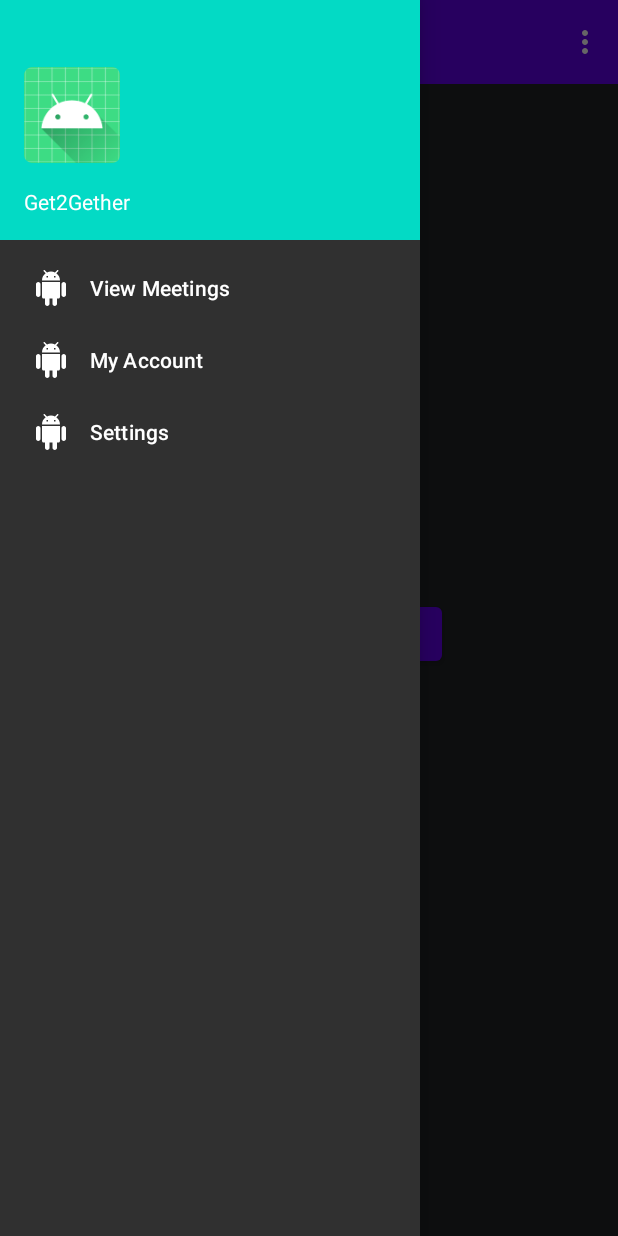
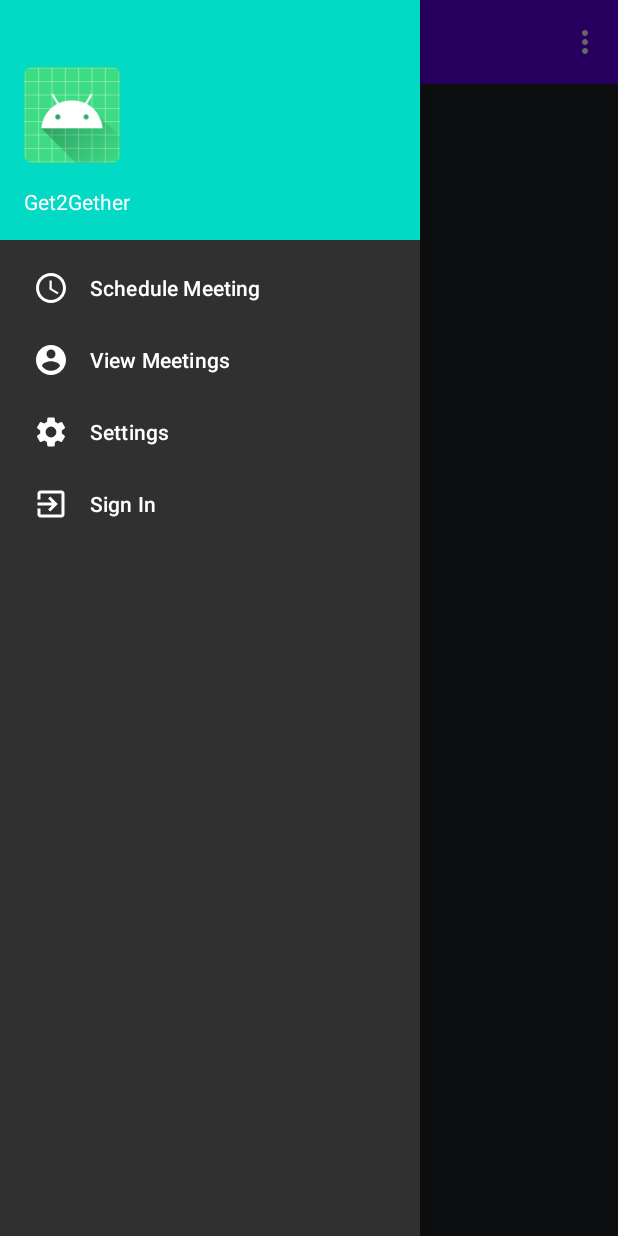
Before and after one commit to grey-codes/Get2Gether, an Android app: the screen it shows after launch (MainActivity), with the side drawer open, on a phone screen of 412 x 824 dp. Run offline under Robolectric (Android 15) with nearby library versions, the phone set to English and light mode, and no system bars; 2 statements that could not run were skipped.

Commit message:
home page overhaul

```diff
--- a/app/src/main/java/com/get2gether/HomeFragment.java
+++ b/app/src/main/java/com/get2gether/HomeFragment.java
@@ -51,15 +51,18 @@ public class HomeFragment extends Fragment {
                         .navigate(R.id.goToMakeMeeting);
             }
         });
+
         updateLoginUI();
     }
 
     private void updateLoginUI() {
         if (parentActivity.googleAccount == null) {
             welcomeText.setVisibility(View.INVISIBLE);
+            goToSecondFrag.setVisibility(View.INVISIBLE);
             loginButton.setVisibility(View.VISIBLE);
         } else {
             welcomeText.setVisibility(View.VISIBLE);
+            goToSecondFrag.setVisibility(View.VISIBLE);
             loginButton.setVisibility(View.INVISIBLE);
             welcomeText.setText(getString(R.string.welcome, parentActivity.googleAccount.getDisplayName()));
         }
--- /dev/null
+++ b/app/src/main/res/drawable/ic_account_circle_black_24dp.xml
@@ -0,0 +1,9 @@
+<vector xmlns:android="http://schemas.android.com/apk/res/android"
+    android:width="24dp"
+    android:height="24dp"
+    android:viewportWidth="24.0"
+    android:viewportHeight="24.0">
+    <path
+        android:fillColor="#FF000000"
+        android:pathData="M12,2C6.48,2 2,6.48 2,12s4.48,10 10,10 10,-4.48 10,-10S17.52,2 12,2zM12,5c1.66,0 3,1.34 3,3s-1.34,3 -3,3 -3,-1.34 -3,-3 1.34,-3 3,-3zM12,19.2c-2.5,0 -4.71,-1.28 -6,-3.22 0.03,-1.99 4,-3.08 6,-3.08 1.99,0 5.97,1.09 6,3.08 -1.29,1.94 -3.5,3.22 -6,3.22z" />
+</vector>
--- /dev/null
+++ b/app/src/main/res/drawable/ic_exit_to_app_black_24dp.xml
@@ -0,0 +1,9 @@
+<vector xmlns:android="http://schemas.android.com/apk/res/android"
+    android:width="24dp"
+    android:height="24dp"
+    android:viewportWidth="24.0"
+    android:viewportHeight="24.0">
+    <path
+        android:fillColor="#FF000000"
+        android:pathData="M10.09,15.59L11.5,17l5,-5 -5,-5 -1.41,1.41L12.67,11H3v2h9.67l-2.58,2.59zM19,3H5c-1.11,0 -2,0.9 -2,2v4h2V5h14v14H5v-4H3v4c0,1.1 0.89,2 2,2h14c1.1,0 2,-0.9 2,-2V5c0,-1.1 -0.9,-2 -2,-2z" />
+</vector>
--- /dev/null
+++ b/app/src/main/res/drawable/ic_schedule_black_24dp.xml
@@ -0,0 +1,9 @@
+<vector xmlns:android="http://schemas.android.com/apk/res/android"
+    android:width="24dp"
+    android:height="24dp"
+    android:viewportWidth="24.0"
+    android:viewportHeight="24.0">
+    <path
+        android:fillColor="#FF000000"
+        android:pathData="M11.99,2C6.47,2 2,6.48 2,12s4.47,10 9.99,10C17.52,22 22,17.52 22,12S17.52,2 11.99,2zM12,20c-4.42,0 -8,-3.58 -8,-8s3.58,-8 8,-8 8,3.58 8,8 -3.58,8 -8,8zM12.5,7L11,7v6l5.25,3.15 0.75,-1.23 -4.5,-2.67z" />
+</vector>
--- /dev/null
+++ b/app/src/main/res/drawable/ic_settings_black_24dp.xml
@@ -0,0 +1,9 @@
+<vector xmlns:android="http://schemas.android.com/apk/res/android"
+    android:width="24dp"
+    android:height="24dp"
+    android:viewportWidth="24"
+    android:viewportHeight="24">
+    <path
+        android:fillColor="#FF000000"
+        android:pathData="M19.1,12.9a2.8,2.8 0,0 0,0.1 -0.9,2.8 2.8,0 0,0 -0.1,-0.9l2.1,-1.6a0.7,0.7 0,0 0,0.1 -0.6L19.4,5.5a0.7,0.7 0,0 0,-0.6 -0.2l-2.4,1a6.5,6.5 0,0 0,-1.6 -0.9l-0.4,-2.6a0.5,0.5 0,0 0,-0.5 -0.4H10.1a0.5,0.5 0,0 0,-0.5 0.4L9.3,5.4a5.6,5.6 0,0 0,-1.7 0.9l-2.4,-1a0.4,0.4 0,0 0,-0.5 0.2l-2,3.4c-0.1,0.2 0,0.4 0.2,0.6l2,1.6a2.8,2.8 0,0 0,-0.1 0.9,2.8 2.8,0 0,0 0.1,0.9L2.8,14.5a0.7,0.7 0,0 0,-0.1 0.6l1.9,3.4a0.7,0.7 0,0 0,0.6 0.2l2.4,-1a6.5,6.5 0,0 0,1.6 0.9l0.4,2.6a0.5,0.5 0,0 0,0.5 0.4h3.8a0.5,0.5 0,0 0,0.5 -0.4l0.3,-2.6a5.6,5.6 0,0 0,1.7 -0.9l2.4,1a0.4,0.4 0,0 0,0.5 -0.2l2,-3.4c0.1,-0.2 0,-0.4 -0.2,-0.6ZM12,15.6A3.6,3.6 0,1 1,15.6 12,3.6 3.6,0 0,1 12,15.6Z" />
+</vector>
--- a/app/src/main/res/menu/navigation_menu.xml
+++ b/app/src/main/res/menu/navigation_menu.xml
@@ -1,19 +1,19 @@
 <?xml version="1.0" encoding="utf-8"?>
 <menu xmlns:android="http://schemas.android.com/apk/res/android">
     <item
+        android:id="@+id/schedule_meeting"
+        android:icon="@drawable/ic_schedule_black_24dp"
+        android:title="@string/schedule_meeting" />
+    <item
         android:id="@+id/view_meetings"
-        android:icon="@drawable/ic_android_black_24dp"
+        android:icon="@drawable/ic_account_circle_black_24dp"
         android:title="@string/view_meetings" />
     <item
-        android:id="@+id/account"
-        android:icon="@drawable/ic_android_black_24dp"
-        android:title="@string/my_account" />
-    <item
         android:id="@+id/settings"
-        android:icon="@drawable/ic_android_black_24dp"
+        android:icon="@drawable/ic_settings_black_24dp"
         android:title="@string/settings" />
     <item
-        android:id="@+id/menu_sign_out"
-        android:icon="@drawable/ic_android_black_24dp"
+        android:id="@+id/menu_sign_in_out"
+        android:icon="@drawable/ic_exit_to_app_black_24dp"
         android:title="@string/sign_out" />
 </menu>
--- a/app/src/main/res/navigation/nav_graph.xml
+++ b/app/src/main/res/navigation/nav_graph.xml
@@ -92,4 +92,7 @@
             android:id="@+id/action_fragment_meetingconfirmed_to_FirstFragment"
             app:destination="@id/FirstFragment" />
     </fragment>
+    <action
+        android:id="@+id/action_global_fragment_makemeeting"
+        app:destination="@id/fragment_makemeeting" />
 </navigation>
--- a/app/src/main/res/values/strings.xml
+++ b/app/src/main/res/values/strings.xml
@@ -17,13 +17,15 @@
     <string name="Open">Open</string>
     <string name="Close">Close</string>
     <string name="app_icon">App Icon</string>
+    <string name="sign_in">Sign In</string>
     <string name="sign_out">Sign Out</string>
     <string name="login_fragment_label">Log In</string>
 
     <!-- TODO: Remove or change this placeholder text -->
     <string name="hello_blank_fragment">Hello blank fragment</string>
     <string name="view_meetings">View Meetings</string>
-    <string name="meeting_succ">Meeting %s has been created successfully and your participants have been notified.</string>
-    <string name="meetingConfirmBody">Meeting %s has been set up at %s on %s/%s/%s.</string>
+    <string name="meeting_succ">Meeting "%s" has been created successfully and your participants have been notified.</string>
+    <string name="meetingConfirmBody">Meeting "%s" has been set up at %s on %s/%s/%s.</string>
     <string name="meeting_confirmed">Meeting Confirmed!</string>
+    <string name="schedule_meeting">Schedule Meeting</string>
 </resources>
```
Also changed, not shown: app/build.gradle (+8 -0 lines), app/src/main/java/com/get2gether/MainActivity.java (+29 -14 lines), app/src/main/java/com/get2gether/fragment_meetingsuccess.java (+5 -6 lines).
